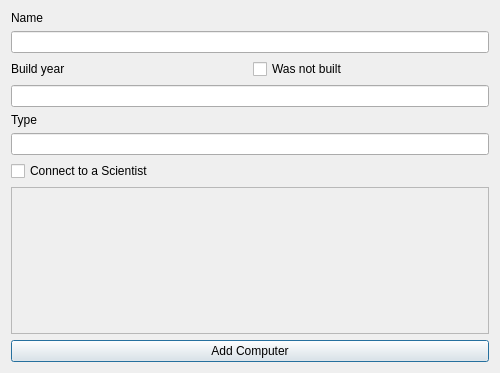
The window that famGUI/addcomputer.ui (gdgunnars/famCS3.0) describes before a commit, drawn with Qt 5.
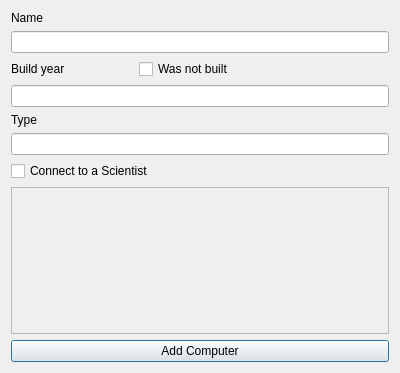
The same window after the commit.

Patch:
```diff
--- a/famGUI/addcomputer.ui
+++ b/famGUI/addcomputer.ui
@@ -6,13 +6,13 @@
    <rect>
     <x>0</x>
     <y>0</y>
-    <width>500</width>
+    <width>400</width>
     <height>373</height>
    </rect>
   </property>
   <property name="minimumSize">
    <size>
-    <width>500</width>
+    <width>400</width>
     <height>0</height>
    </size>
   </property>
@@ -50,6 +50,13 @@
        </property>
       </widget>
      </item>
+     <item>
+      <widget class="QLabel" name="errorYear">
+       <property name="text">
+        <string/>
+       </property>
+      </widget>
+     </item>
     </layout>
    </item>
    <item>
```
Left out of the diff: 11 changed lines with no effect on the pictures.
